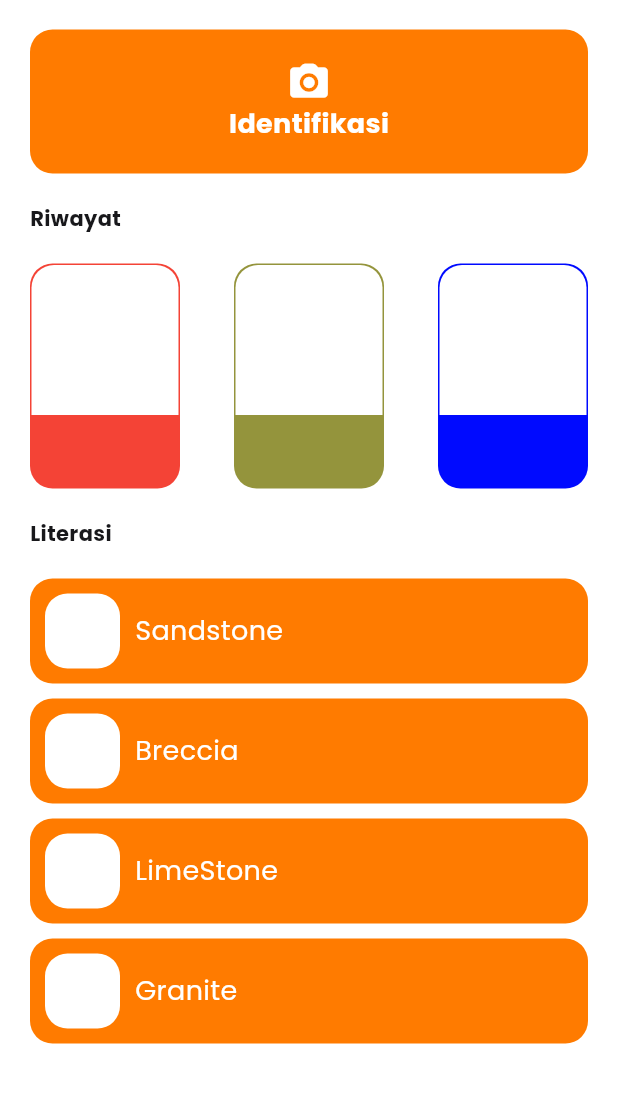
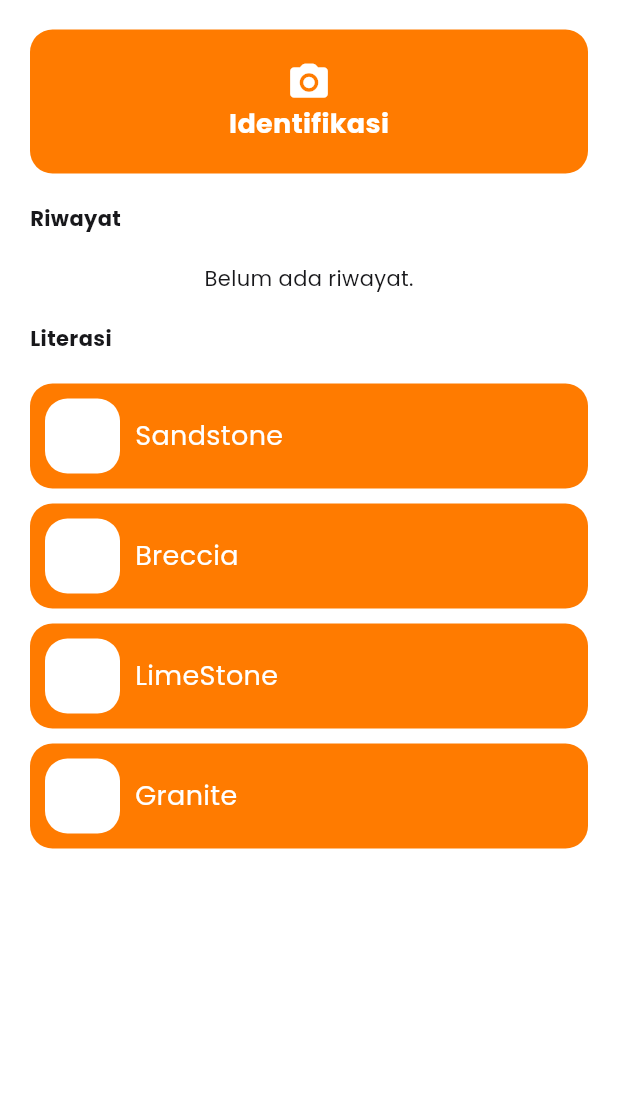
Before and after one commit to krsXishere/Stones-Classifier, a Flutter app: the HomePage screen opened directly, on a phone screen of 412 x 824 dp, the part 95-1198 px from its top. Run offline on Flutter 3.47's test engine with Material 3 defaults, Android fonts, the phone set to English and light mode, and no system bars; our stand-ins replace camera, flutter_image_compress, flutter_secure_storage, google_fonts, google_sign_in, page_transition; accounts and stored records are empty; network calls fail.

Commit message:
feat: adding dynamic history data in home page

```diff
--- a/lib/pages/home_page.dart
+++ b/lib/pages/home_page.dart
@@ -2,6 +2,8 @@ import 'package:flutter/material.dart';
 import 'package:provider/provider.dart';
 import 'package:stones_classifier/common/constant.dart';
 import 'package:stones_classifier/providers/bottom_navigation_bar_provider.dart';
+import 'package:stones_classifier/providers/history_provider.dart';
+import 'package:stones_classifier/providers/user_provider.dart';
 import 'package:stones_classifier/widgets/card_history_section_widget.dart';
 import 'package:stones_classifier/widgets/list_tile_literacy_section_widget.dart';
 
@@ -10,9 +12,46 @@ class HomePage extends StatelessWidget {
 
   @override
   Widget build(BuildContext context) {
+    void getData() async {
+      final userProvider = Provider.of<UserProvider>(
+        context,
+        listen: false,
+      );
+
+      await userProvider.getProfileUser();
+
+      if (context.mounted && userProvider.userModel?.data != null) {
+        Provider.of<HistoryProvider>(
+          context,
+          listen: false,
+        ).setUserId(userProvider.userModel!.data!.id);
+
+        Provider.of<HistoryProvider>(
+          context,
+          listen: false,
+        ).getHistory();
+      }
+    }
+
+    WidgetsBinding.instance.addPostFrameCallback((timestamp) async {
+      final userProvider = Provider.of<UserProvider>(
+        context,
+        listen: false,
+      );
+
+      if (userProvider.userModel?.data == null) {
+        getData();
+      }
+    });
+
     return Scaffold(
       backgroundColor: white,
       body: SafeArea(
+        child: RefreshIndicator(
+          color: primaryColor,
+          onRefresh: () async {
+            getData();
+          },
           child: SingleChildScrollView(
             padding: EdgeInsets.all(defaultPadding),
             child: Column(
@@ -97,6 +136,7 @@ class HomePage extends StatelessWidget {
             ),
           ),
         ),
+      ),
     );
   }
 }
--- a/lib/widgets/card_history_section_widget.dart
+++ b/lib/widgets/card_history_section_widget.dart
@@ -1,13 +1,30 @@
 import 'package:flutter/material.dart';
+import 'package:provider/provider.dart';
 import 'package:stones_classifier/common/constant.dart';
+import 'package:stones_classifier/models/history_model.dart';
+import 'package:stones_classifier/providers/history_provider.dart';
 
 class CardHistorySectionWidget extends StatelessWidget {
   const CardHistorySectionWidget({super.key});
 
   @override
   Widget build(BuildContext context) {
-    return Row(
-      mainAxisAlignment: MainAxisAlignment.spaceBetween,
+    return Consumer<HistoryProvider>(
+      builder: (context, historyProvider, child) {
+        final histories =
+            historyProvider.historiesModel?.data as List<HistoryModel>?;
+
+        final historiesLength = histories?.length ?? 0;
+
+        return historiesLength < 3
+            ? Center(
+                child: Text(
+                  "Belum ada riwayat.",
+                  style: secondaryTextStyle,
+                ),
+              )
+            : Row(
+                mainAxisAlignment: MainAxisAlignment.spaceAround,
                 children: [
                   Stack(
                     children: [
@@ -16,7 +33,8 @@ class CardHistorySectionWidget extends StatelessWidget {
                         width: 100,
                         decoration: BoxDecoration(
                           color: Colors.red,
-                borderRadius: BorderRadius.circular(defaultBorderRadius),
+                          borderRadius:
+                              BorderRadius.circular(defaultBorderRadius),
                         ),
                       ),
                       Positioned(
@@ -31,6 +49,20 @@ class CardHistorySectionWidget extends StatelessWidget {
                               top: Radius.circular(defaultBorderRadius),
                             ),
                           ),
+                          child: histories?[0].image != null
+                              ? ClipRRect(
+                                  borderRadius: BorderRadius.vertical(
+                                    top: Radius.circular(defaultBorderRadius),
+                                  ),
+                                  child: Image.network(
+                                    "${histories?[0].image}",
+                                    fit: BoxFit.cover,
+                                  ),
+                                )
+                              : Icon(
+                                  Icons.image_not_supported_rounded,
+                                  color: black1,
+                                ),
                         ),
                       ),
                     ],
@@ -42,7 +74,8 @@ class CardHistorySectionWidget extends StatelessWidget {
                         width: 100,
                         decoration: BoxDecoration(
                           color: const Color(0xff94943c),
-                borderRadius: BorderRadius.circular(defaultBorderRadius),
+                          borderRadius:
+                              BorderRadius.circular(defaultBorderRadius),
                         ),
                       ),
                       Positioned(
@@ -57,6 +90,20 @@ class CardHistorySectionWidget extends StatelessWidget {
                               top: Radius.circular(defaultBorderRadius),
                             ),
                           ),
+                          child: histories?[1].image != null
+                              ? ClipRRect(
+                                  borderRadius: BorderRadius.vertical(
+                                    top: Radius.circular(defaultBorderRadius),
+                                  ),
+                                  child: Image.network(
+                                    "${histories?[1].image}",
+                                    fit: BoxFit.cover,
+                                  ),
+                                )
+                              : Icon(
+                                  Icons.image_not_supported_rounded,
+                                  color: black1,
+                                ),
                         ),
                       ),
                     ],
@@ -68,7 +115,8 @@ class CardHistorySectionWidget extends StatelessWidget {
                         width: 100,
                         decoration: BoxDecoration(
                           color: const Color(0xff000aff),
-                borderRadius: BorderRadius.circular(defaultBorderRadius),
+                          borderRadius:
+                              BorderRadius.circular(defaultBorderRadius),
                         ),
                       ),
                       Positioned(
@@ -83,11 +131,27 @@ class CardHistorySectionWidget extends StatelessWidget {
                               top: Radius.circular(defaultBorderRadius),
                             ),
                           ),
+                          child: histories?[2].image != null
+                              ? ClipRRect(
+                                  borderRadius: BorderRadius.vertical(
+                                    top: Radius.circular(defaultBorderRadius),
+                                  ),
+                                  child: Image.network(
+                                    "${histories?[2].image}",
+                                    fit: BoxFit.cover,
+                                  ),
+                                )
+                              : Icon(
+                                  Icons.image_not_supported_rounded,
+                                  color: black1,
+                                ),
                         ),
                       ),
                     ],
                   ),
                 ],
               );
+      },
+    );
   }
 }
```
Lines whose indentation alone changed are shown as unchanged.
